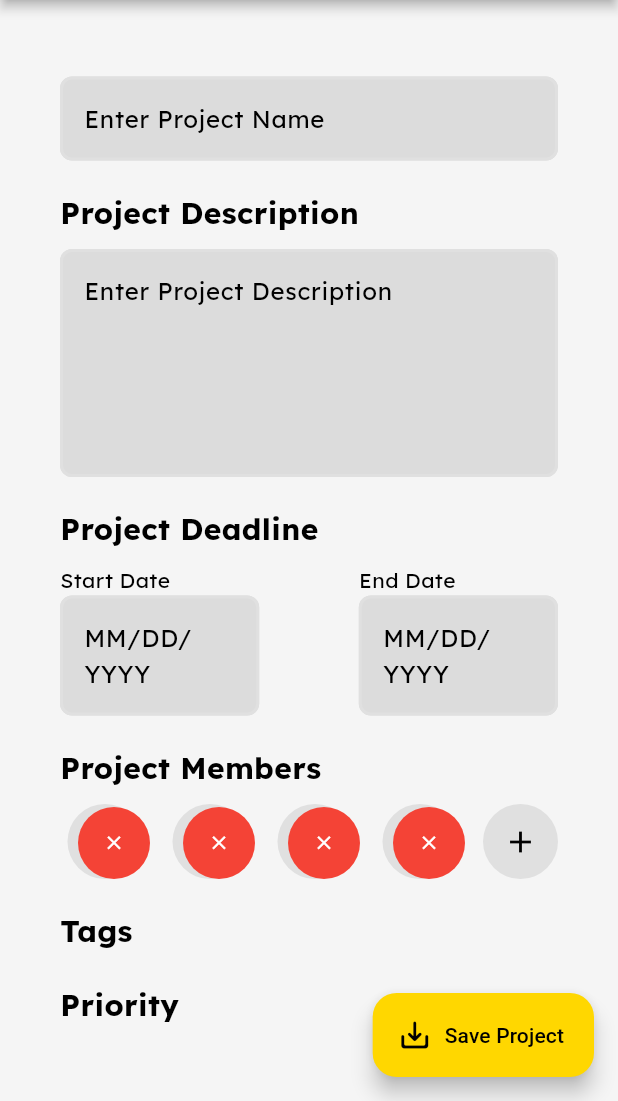
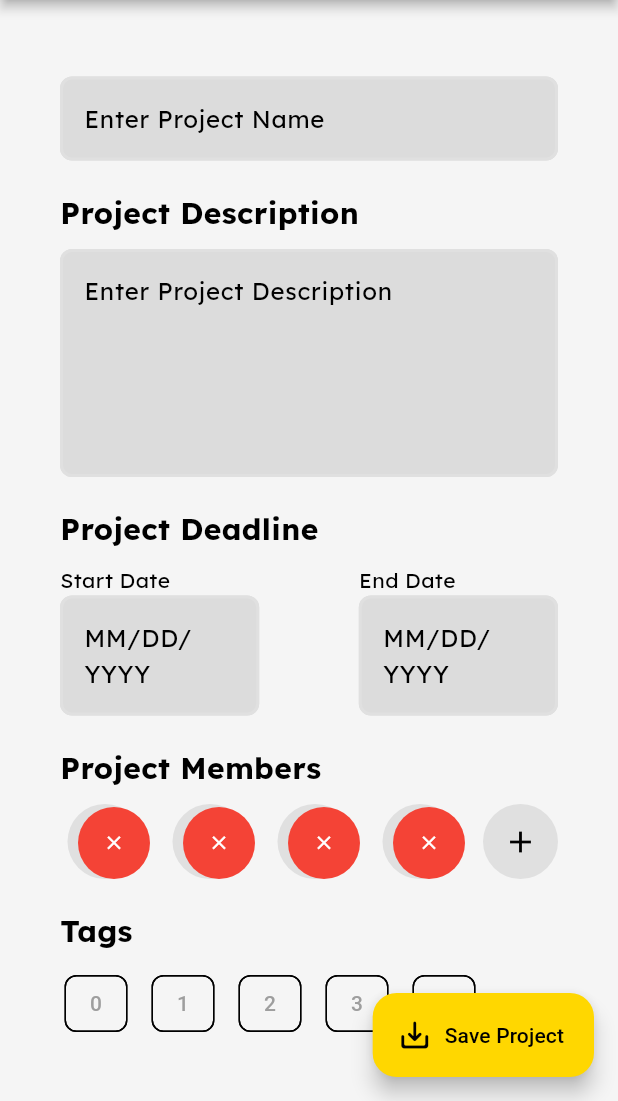
Before and after one commit to teutones92/project_sync, a Flutter app: the CreateProject screen opened directly, scrolled down 91 dp, on a phone screen of 412 x 824 dp, the part 135-1236 px from its top. Run offline on Flutter 3.47's test engine with Material 3 defaults, Android fonts, the light colour scheme and no system bars; our stand-ins replace dio, flutter_bloc, google_fonts, shared_preferences; missing offline and left inert: window_manager; accounts and stored records are empty; network calls fail.

Commit message:
Working on views

```diff
--- a/lib/blocs/register_bloc.dart
+++ b/lib/blocs/register_bloc.dart
@@ -39,7 +39,7 @@ class RegisterBloc extends Bloc<RegisterBlocEvent, bool> {
           .showSnackBar(
             SnackBar(
               content: Text(value.statusCodeMessage),
-              duration: const Duration(seconds: 2),
+              duration: const Duration(milliseconds: 500),
             ),
           )
           .closed
--- /dev/null
+++ b/lib/core/config/service_conf.dart
@@ -0,0 +1,4 @@
+export '../../services/tags_service/tags_service.dart';
+export '../../services/auth_service/auth_service.dart';
+export '../../services/user_service/user_service.dart';
+export '../../services/priority_service/priority_service.dart';
--- /dev/null
+++ b/lib/models/repository/tags_model/tags_model.dart
@@ -0,0 +1 @@
+class TagsModel {}
--- a/lib/services/tags_service/tags_service.dart
+++ b/lib/services/tags_service/tags_service.dart
@@ -1,6 +1,16 @@
+import 'package:project_sync/global/http_method/http_method.dart';
+import 'package:project_sync/services/connection_service/connection_service.dart';
+
 class TagsService {
   // Future<List<Tag>> getTags() async {
   //   // Fetch tags from the server
   //   return tags;
   // }
+
+  static Future<void> readTags() async {
+    // Read tags from the local storage
+    final resp = await ConnectionService.connectionHandler(
+        method: HttpMethod.get, subUrl: "project_tags/read", data: {});
+    print(resp);
+  }
 }
--- a/lib/views/0.8_create_project/widgets/project_tags.dart
+++ b/lib/views/0.8_create_project/widgets/project_tags.dart
@@ -1,5 +1,8 @@
 import 'package:flutter/material.dart';
 import 'package:project_sync/core/extensions.dart';
+import 'package:project_sync/models/repository/tags_model/tags_model.dart';
+
+import '../../../core/config/bloc_config.dart';
 
 class ProjectTags extends StatelessWidget {
   const ProjectTags({super.key});
@@ -13,6 +16,24 @@ class ProjectTags extends StatelessWidget {
           'Tags',
           style: ThemeX.subtitleText,
         ),
+        const SizedBox(height: 10),
+        BlocBuilder<TagsBloc, List<TagsModel>>(
+          builder: (context, state) {
+            context.read<TagsBloc>().getTags();
+            return Wrap(
+                spacing: 10,
+                children: List.generate(
+                  8,
+                  (index) => Chip(
+                    backgroundColor: ThemeX.of(context).scaffoldBackgroundColor,
+                    label: Text(
+                      index.toString(),
+                      style: const TextStyle(color: Colors.grey),
+                    ),
+                  ),
+                ));
+          },
+        ),
       ],
     );
   }
```
Also changed, not shown: lib/blocs/projects_related_blocs/tags_bloc.dart (added, +29 -0 lines), lib/core/config/bloc_config.dart (+5 -4 lines), lib/main.dart (+6 -4 lines), lib/blocs/home_related_blocs/animate_side_menu_bloc.dart (renamed from lib/blocs/animate_side_menu_bloc.dart), lib/blocs/home_related_blocs/auth_swapper_bloc.dart (renamed from lib/blocs/auth_swapper_bloc.dart), lib/blocs/home_related_blocs/dashboard_analytic_bloc.dart (renamed from lib/blocs/dashboard_analytic_bloc.dart), lib/blocs/home_related_blocs/home_bloc.dart (renamed from lib/blocs/home_bloc.dart).
